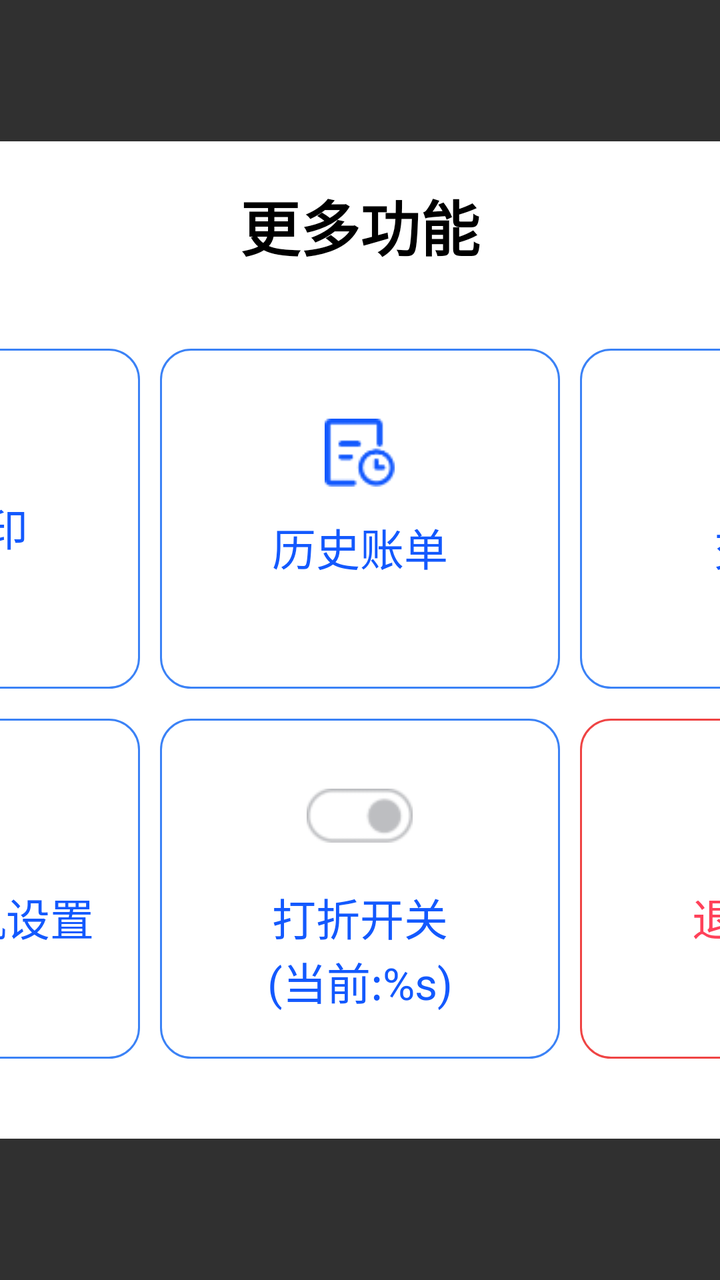
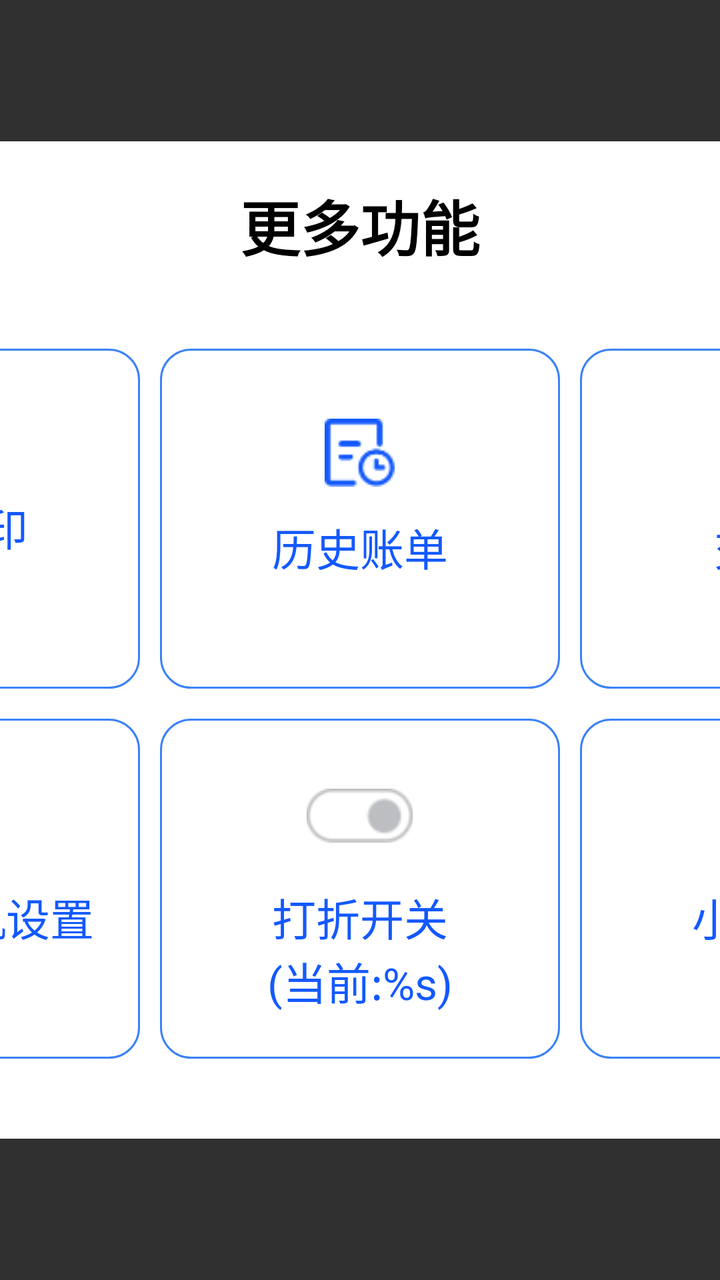

Before-and-after screenshots of an Android layout around one commit, followed by the original layout XML and the change that was made.
<!-- AndroidManifest.xml: application theme Base.Theme.UHMCS -->
<!-- res/layout/popupwindow_more_function.xml -->
<?xml version="1.0" encoding="utf-8"?>
<LinearLayout xmlns:android="http://schemas.android.com/apk/res/android"
    xmlns:app="http://schemas.android.com/apk/res-auto"
    android:orientation="vertical"
    android:layout_width="match_parent"
    android:layout_height="match_parent"
    android:gravity="center"
    android:id="@+id/all_view">

    <LinearLayout
        android:clickable="true"
        android:focusable="true"
        android:padding="20dp"
        android:layout_width="1080dp"
        android:layout_height="wrap_content"
        android:orientation="vertical"
        android:background="@drawable/white_bg">

        <RelativeLayout
            android:layout_marginBottom="20dp"
            android:layout_width="match_parent"
            android:layout_height="wrap_content">

            <TextView
                android:id="@+id/hint_tv"
                android:layout_width="wrap_content"
                android:layout_height="wrap_content"
                android:textColor="@color/black"
                android:textSize="30dp"
                android:text="@string/more_features"
                android:textStyle="bold"
                android:layout_centerInParent="true" />

            <ImageView
                android:id="@+id/guanbi_btn"
                android:layout_centerVertical="true"
                android:layout_width="40dp"
                android:layout_height="40dp"
                android:src="@drawable/guanbi"
                android:layout_alignParentRight="true" />
        </RelativeLayout>

        <LinearLayout
            android:layout_marginTop="20dp"
            android:layout_marginBottom="5dp"
            android:layout_width="match_parent"
            android:layout_height="wrap_content"
            android:orientation="horizontal"
            android:gravity="center_vertical">

            <LinearLayout
                android:layout_marginRight="10dp"
                android:id="@+id/tongbushuju_btn"
                android:background="@drawable/num_btn_bg1"
                android:layout_width="200dp"
                android:layout_height="170dp"
                android:orientation="vertical"
                android:gravity="center_horizontal"
                android:paddingTop="35dp">

                <TextView
                    android:drawableTop="@drawable/shuaxin_iv_blue"
                    android:drawablePadding="10dp"
                    android:layout_width="wrap_content"
                    android:layout_height="wrap_content"
                    android:textColor="#FF1359FE"
                    android:textSize="22dp"
                    android:text="@string/sync_data"
                    android:gravity="center" />
            </LinearLayout>

            <LinearLayout
                android:layout_marginRight="10dp"
                android:id="@+id/bianqiandaying_btn"
                android:background="@drawable/num_btn_bg1"
                android:layout_width="200dp"
                android:layout_height="170dp"
                android:orientation="vertical"
                android:gravity="center_horizontal"
                android:paddingTop="35dp">

                <TextView
                    android:drawableTop="@drawable/biaoqiandayin_iv"
                    android:drawablePadding="@dimen/dp_10"
                    android:layout_width="wrap_content"
                    android:layout_height="wrap_content"
                    android:textColor="#FF1359FE"
                    android:textSize="22dp"
                    android:text="@string/label_printing"
                    android:gravity="center" />
            </LinearLayout>

            <LinearLayout
                android:visibility="gone"
                android:layout_marginRight="10dp"
                android:id="@+id/shangpinruku_btn"
                android:background="@drawable/num_btn_bg1"
                android:layout_width="200dp"
                android:layout_height="170dp"
                android:orientation="vertical"
                android:gravity="center">

                <TextView
                    android:drawableTop="@drawable/shuaxin_iv_blue"
                    android:drawablePadding="@dimen/dp_10"
                    android:layout_width="wrap_content"
                    android:layout_height="wrap_content"
                    android:textColor="#FF1359FE"
                    android:textSize="22dp"
                    android:text="@string/stock_in"
                    android:gravity="center" />
            </LinearLayout>

            <LinearLayout
                android:layout_marginRight="10dp"
                android:id="@+id/lishizhangdan_btn"
                android:background="@drawable/num_btn_bg1"
                android:layout_width="200dp"
                android:layout_height="170dp"
                android:orientation="vertical"
                android:gravity="center_horizontal"
                android:paddingTop="35dp">

                <TextView
                    android:drawableTop="@drawable/lishizhangdan_iv"
                    android:drawablePadding="14dp"
                    android:layout_width="wrap_content"
                    android:layout_height="wrap_content"
                    android:textColor="#FF1359FE"
                    android:textSize="22dp"
                    android:text="@string/order_history"
                    android:gravity="center" />
            </LinearLayout>

            <LinearLayout
                android:layout_marginRight="10dp"
                android:id="@+id/jiaojieban_btn"
                android:background="@drawable/num_btn_bg1"
                android:layout_width="200dp"
                android:layout_height="170dp"
                android:orientation="vertical"
                android:gravity="center_horizontal"
                android:paddingTop="35dp">

                <TextView
                    android:drawableTop="@drawable/jiaojiebao_iv"
                    android:drawablePadding="10dp"
                    android:layout_width="wrap_content"
                    android:layout_height="wrap_content"
                    android:textColor="#FF1359FE"
                    android:textSize="22dp"
                    android:text="交接班"
                    android:gravity="center" />
            </LinearLayout>

            <LinearLayout
                android:layout_marginRight="10dp"
                android:id="@+id/yuyangshezhi_btn"
                android:background="@drawable/num_btn_bg1"
                android:layout_width="200dp"
                android:layout_height="170dp"
                android:orientation="vertical"
                android:gravity="center_horizontal"
                android:paddingTop="35dp">

                <TextView
                    android:drawableTop="@drawable/yuyan_iv"
                    android:drawablePadding="12dp"
                    android:layout_width="wrap_content"
                    android:layout_height="wrap_content"
                    android:textColor="#FF1359FE"
                    android:textSize="22dp"
                    android:text="@string/language_settings"
                    android:gravity="center" />
            </LinearLayout>

        </LinearLayout>

        <LinearLayout
            android:visibility="visible"
            android:layout_marginTop="10dp"
            android:layout_marginBottom="20dp"
            android:layout_width="match_parent"
            android:layout_height="wrap_content"
            android:orientation="horizontal"
            android:gravity="center_vertical">

            <LinearLayout
                android:layout_marginRight="10dp"
                android:id="@+id/zhangdandayingji_btn"
                android:background="@drawable/num_btn_bg1"
                android:layout_width="200dp"
                android:layout_height="170dp"
                android:orientation="vertical"
                android:gravity="center_horizontal"
                android:paddingTop="35dp">

                <TextView
                    android:drawableTop="@drawable/zhangdan_iv"
                    android:drawablePadding="12dp"
                    android:layout_width="wrap_content"
                    android:layout_height="wrap_content"
                    android:textColor="#FF1359FE"
                    android:textSize="22dp"
                    android:text="@string/receipt_printer_setup"
                    android:gravity="center" />
            </LinearLayout>

            <LinearLayout
                android:layout_marginRight="10dp"
                android:id="@+id/bianqiandayingji_btn"
                android:background="@drawable/num_btn_bg1"
                android:layout_width="200dp"
                android:layout_height="170dp"
                android:orientation="vertical"
                android:gravity="center_horizontal"
                android:paddingTop="35dp">

                <TextView
                    android:drawableTop="@drawable/biaoqian_iv"
                    android:drawablePadding="12dp"
                    android:layout_width="wrap_content"
                    android:layout_height="wrap_content"
                    android:textColor="#FF1359FE"
                    android:textSize="22dp"
                    android:text="@string/label_printer_setup"
                    android:gravity="center" />
            </LinearLayout>

            <LinearLayout
                android:layout_marginRight="10dp"
                android:id="@+id/dazhekaiguan_btn"
                android:background="@drawable/num_btn_bg1"
                android:layout_width="200dp"
                android:layout_height="170dp"
                android:orientation="vertical"
                android:gravity="center_horizontal"
                android:paddingTop="35dp">
                <ImageView
                    android:id="@+id/dazhekaiguan_iv"
                    android:layout_width="wrap_content"
                    android:layout_height="wrap_content"
                    android:src="@drawable/kaiguan_iv"/>
                <TextView
                    android:id="@+id/dazhekaiguan_tv"
                    android:layout_marginTop="21dp"
                    android:layout_width="wrap_content"
                    android:layout_height="wrap_content"
                    android:textColor="#FF1359FE"
                    android:textSize="22dp"
                    android:text="@string/discount_toggle"
                    android:gravity="center" />
            </LinearLayout>
            <LinearLayout
                android:layout_marginRight="10dp"
                android:id="@+id/tuichudenglv_btn"
                android:background="@drawable/num_btn_bg3"
                android:layout_width="200dp"
                android:layout_height="170dp"
                android:orientation="vertical"
                android:gravity="center_horizontal"
                android:paddingTop="35dp">
                <TextView
                    android:drawableTop="@drawable/login_out_iv"
                    android:drawablePadding="15dp"
                    android:layout_width="wrap_content"
                    android:layout_height="wrap_content"
                    android:textColor="#FFFF4159"
                    android:textSize="22dp"
                    android:text="@string/log_out"
                    android:gravity="center"/>
            </LinearLayout>
            <TextView
                android:visibility="gone"
                android:id="@+id/shangpindianji_btn"
                android:layout_marginRight="10dp"
                android:layout_width="200dp"
                android:layout_height="170dp"
                android:background="@drawable/blue_bg4"
                android:textColor="@color/white"
                android:textSize="20dp"
                android:textStyle="bold"
                android:text="@string/shangpinkaiguan"
                android:gravity="center"/>
            <TextView
                android:visibility="gone"
                android:id="@+id/zhifushengzhi_btn"
                android:layout_marginRight="10dp"
                android:layout_width="200dp"
                android:layout_height="170dp"
                android:background="@drawable/blue_bg4"
                android:textColor="@color/white"
                android:textSize="25dp"
                android:textStyle="bold"
                android:text="支付设置"
                android:gravity="center"/>
            <TextView
                android:visibility="gone"
                android:id="@+id/huiyuanchongzhi_btn"
                android:layout_marginRight="10dp"
                android:layout_width="200dp"
                android:layout_height="170dp"
                android:background="@drawable/blue_bg4"
                android:textColor="@color/white"
                android:textSize="25dp"
                android:textStyle="bold"
                android:text="会员充值"
                android:gravity="center"/>
            <TextView
                android:visibility="gone"
                android:id="@+id/qianxiangshezhi_btn"
                android:layout_marginRight="10dp"
                android:layout_width="200dp"
                android:layout_height="170dp"
                android:background="@drawable/blue_bg4"
                android:textColor="@color/white"
                android:textSize="25dp"
                android:textStyle="bold"
                android:text="钱箱设置"
                android:gravity="center"/>




        </LinearLayout>
    </LinearLayout>

</LinearLayout>
<!-- resources referenced by this layout -->
<resources>
  <color name="black">#FF000000</color>
  <color name="white">#FFFFFFFF</color>
  <!-- drawable blue_bg4 (drawable) -->
  <?xml version="1.0" encoding="UTF-8"?>
  <shape xmlns:android="http://schemas.android.com/apk/res/android"
      android:shape="rectangle" >
  
      
      <solid android:color="#409eff" />
      
  
  
      
  
      
      <corners android:radius="16dp" />
      
  
  
  
  
  
  
  </shape>
  <!-- drawable num_btn_bg1 (drawable) -->
  <?xml version="1.0" encoding="utf-8"?>
  <selector xmlns:android="http://schemas.android.com/apk/res/android">
      <item android:drawable="@drawable/blue_line4" android:state_pressed="true"/>
      <item android:drawable="@drawable/blue_line3" android:state_pressed="false"/>
  </selector>
  <!-- drawable num_btn_bg3 (drawable) -->
  <?xml version="1.0" encoding="utf-8"?>
  <selector xmlns:android="http://schemas.android.com/apk/res/android">
      <item android:drawable="@drawable/red_line3" android:state_pressed="true"/>
      <item android:drawable="@drawable/red_line2" android:state_pressed="false"/>
  </selector>
  <!-- drawable white_bg (drawable) -->
  <?xml version="1.0" encoding="UTF-8"?>
  <shape xmlns:android="http://schemas.android.com/apk/res/android"
      android:shape="rectangle" >
  
      
      <solid android:color="@color/white" />
      
  
  
      
  
      
      <corners android:radius="10dp" />
      
  
  
  
  
  
  
  </shape>
  <string name="discount_toggle">打折开关\n(当前:%s)</string>
  <string name="label_printer_setup">标签打印机设置</string>
  <string name="label_printing">标签打印</string>
  <string name="language_settings">语言设置</string>
  <string name="log_out">退出登录</string>
  <string name="more_features">更多功能</string>
  <string name="order_history">历史账单</string>
  <string name="receipt_printer_setup">账单打印机设置</string>
  <string name="shangpinkaiguan">商品点击开关\n(当前:%s)</string>
  <string name="stock_in">商品入库</string>
  <string name="sync_data">同步数据</string>
  <style name="Base.Theme.UHMCS" parent="Theme.AppCompat.NoActionBar">
          
          
          <item name="android:windowFullscreen">true</item>
          <item name="android:windowContentOverlay">@null</item>
          <item name="colorControlActivated">@color/black</item> 
  
  
  
  
      </style>
  <!-- drawable blue_line4 (drawable) -->
  <?xml version="1.0" encoding="UTF-8"?>
  <selector xmlns:android="http://schemas.android.com/apk/res/android">
      <item >
          <shape android:shape="rectangle">
              <stroke android:width="1dp" android:color="#FF3B82F6" />
              <solid android:color="#FFDEF1FF" />
              <corners android:radius="15dp" />
          </shape>
      </item>
  
  
  </selector>
  <!-- drawable blue_line3 (drawable) -->
  <?xml version="1.0" encoding="UTF-8"?>
  <selector xmlns:android="http://schemas.android.com/apk/res/android">
      <item >
          <shape android:shape="rectangle">
              <stroke android:width="1dp" android:color="#FF3B82F6" />
              <solid android:color="#ffffffff" />
              <corners android:radius="15dp" />
          </shape>
      </item>
  
  
  </selector>
  <!-- drawable red_line3 (drawable) -->
  <?xml version="1.0" encoding="UTF-8"?>
  <selector xmlns:android="http://schemas.android.com/apk/res/android">
      <item >
          <shape android:shape="rectangle">
              <stroke android:width="1dp" android:color="#ffef4444" />
              <solid android:color="#fffff3f3" />
              <corners android:radius="15dp" />
          </shape>
      </item>
  
  
  </selector>
  <!-- drawable red_line2 (drawable) -->
  <?xml version="1.0" encoding="UTF-8"?>
  <selector xmlns:android="http://schemas.android.com/apk/res/android">
      <item >
          <shape android:shape="rectangle">
              <stroke android:width="1dp" android:color="#ffef4444" />
              <solid android:color="#ffffffff" />
              <corners android:radius="15dp" />
          </shape>
      </item>
  
  
  </selector>
  <!-- unchanged entries left out for length: 10 -->
</resources>

<!-- the commit's change to res/layout/popupwindow_more_function.xml (unified diff, before → after) -->
@@ -251,6 +251,28 @@
                     android:text="@string/discount_toggle"
                     android:gravity="center" />
             </LinearLayout>
+
+            <LinearLayout
+                android:layout_marginRight="10dp"
+                android:id="@+id/xiaopiaoyangshi_btn"
+                android:background="@drawable/num_btn_bg1"
+                android:layout_width="200dp"
+                android:layout_height="170dp"
+                android:orientation="vertical"
+                android:gravity="center_horizontal"
+                android:paddingTop="35dp">
+
+                <TextView
+                    android:drawableTop="@drawable/zhangdan_iv"
+                    android:drawablePadding="12dp"
+                    android:layout_width="wrap_content"
+                    android:layout_height="wrap_content"
+                    android:textColor="#FF1359FE"
+                    android:textSize="22dp"
+                    android:text="小票样式"
+                    android:gravity="center" />
+            </LinearLayout>
+
             <LinearLayout
                 android:layout_marginRight="10dp"
                 android:id="@+id/tuichudenglv_btn"
@@ -270,6 +292,7 @@
                     android:text="@string/log_out"
                     android:gravity="center"/>
             </LinearLayout>
+
             <TextView
                 android:visibility="gone"
                 android:id="@+id/shangpindianji_btn"
@@ -319,10 +342,6 @@
                 android:text="钱箱设置"
                 android:gravity="center"/>
 
-
-
-
         </LinearLayout>
     </LinearLayout>
-
 </LinearLayout>
